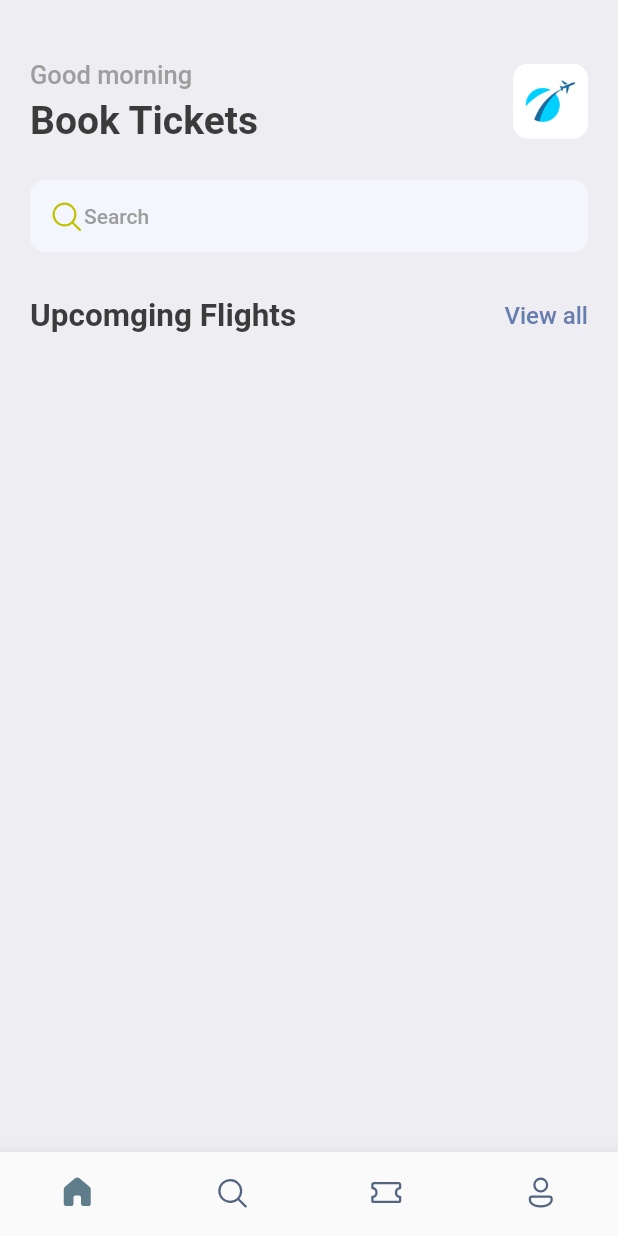
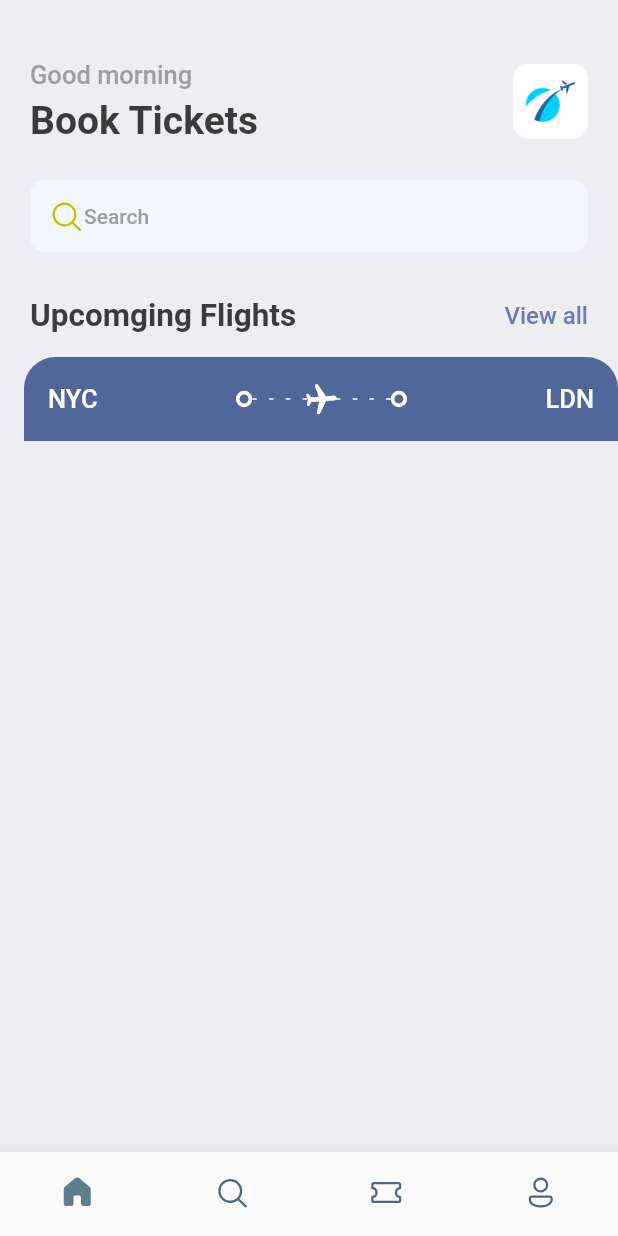
Before and after one commit to SJovis/Flutter-Learning, a Flutter app: the screen it shows after launch, on a phone screen of 412 x 824 dp. Run offline on Flutter 3.47's test engine with Material 2 defaults, Android fonts, the phone set to English and light mode, and no system bars; our stand-ins replace fluentui_icons, gap.

Commit message:
upper part of ticket

```diff
--- a/lib/screens/home_screen.dart
+++ b/lib/screens/home_screen.dart
@@ -2,6 +2,7 @@ import 'package:fluentui_icons/fluentui_icons.dart';
 import 'package:flutter/material.dart';
 import 'package:gap/gap.dart';
 import '../utils/app_styles.dart';
+import 'package:hello_world/screens/ticket_view.dart';
 
 class HomeScreen extends StatelessWidget {
   const HomeScreen({super.key});
@@ -83,6 +84,8 @@ class HomeScreen extends StatelessWidget {
               ],
             ),
           ),
+          const Gap(15),
+          const TicketView(),
         ],
       ),
     );
--- /dev/null
+++ b/lib/screens/ticket_view.dart
@@ -0,0 +1,98 @@
+import 'package:flutter/material.dart';
+import 'package:hello_world/widgets/thick_container.dart';
+import '../utils/app_layout.dart';
+import '../utils/app_styles.dart';
+
+class TicketView extends StatelessWidget {
+  const TicketView({super.key});
+
+  @override
+  Widget build(BuildContext context) {
+    final size = AppLayout.getSize(context);
+
+    return SizedBox(
+      width: size.width,
+      height: 280,
+      child: Container(
+        margin: const EdgeInsets.only(left: 16),
+        child: Column(
+          children: [
+            Container(
+              decoration: const BoxDecoration(
+                color: Color(0xFF526799),
+                borderRadius: BorderRadius.only(
+                  topLeft: Radius.circular(21),
+                  topRight: Radius.circular(21),
+                ),
+              ),
+              padding: const EdgeInsets.all(16),
+              child: Column(
+                children: [
+                  Row(
+                    children: [
+                      Text(
+                        'NYC',
+                        style:
+                            Styles.headlineStyle3.copyWith(color: Colors.white),
+                      ),
+                      const Spacer(),
+                      const ThickContainer(),
+                      //  MIDDLE SECTION
+                      Expanded(
+                        child: Stack(
+                          children: [
+                            // LINES - SIZE DEPENDS ON SCREEN WIDTH
+                            SizedBox(
+                              height: 24,
+                              child: LayoutBuilder(
+                                builder: (BuildContext context,
+                                    BoxConstraints constraints) {
+                                  return Flex(
+                                    direction: Axis.horizontal,
+                                    mainAxisAlignment:
+                                        MainAxisAlignment.spaceBetween,
+                                    mainAxisSize: MainAxisSize.max,
+                                    children: List.generate(
+                                        (constraints.constrainWidth() / 10)
+                                            .floor(),
+                                        (index) => const SizedBox(
+                                            width: 3,
+                                            height: 1,
+                                            child: DecoratedBox(
+                                              decoration: BoxDecoration(
+                                                  color: Colors.white),
+                                            ))),
+                                  );
+                                },
+                              ),
+                            ),
+                            Center(
+                              child: Transform.rotate(
+                                angle: 1.5,
+                                child: const Icon(
+                                  Icons.local_airport_rounded,
+                                  color: Colors.white,
+                                ),
+                              ),
+                            ),
+                          ],
+                        ),
+                      ),
+                      const ThickContainer(),
+                      const Spacer(),
+                      Text(
+                        'LDN',
+                        style:
+                            Styles.headlineStyle3.copyWith(color: Colors.white),
+                      ),
+                    ],
+                  )
+                ],
+              ),
+            )
+          ],
+        ),
+      ),
+    );
+  }
+}
--- /dev/null
+++ b/lib/utils/app_layout.dart
@@ -0,0 +1,7 @@
+import 'package:flutter/widgets.dart';
+
+class AppLayout {
+  static getSize(BuildContext context) {
+    return MediaQuery.of(context).size;
+  }
+}
--- /dev/null
+++ b/lib/widgets/thick_container.dart
@@ -0,0 +1,15 @@
+import 'package:flutter/material.dart';
+
+class ThickContainer extends StatelessWidget {
+  const ThickContainer({super.key});
+
+  @override
+  Widget build(BuildContext context) {
+    return Container(
+      padding: const EdgeInsets.all(3.0),
+      decoration: BoxDecoration(
+          borderRadius: BorderRadius.circular(20),
+          border: Border.all(width: 2.5, color: Colors.white)),
+    );
+  }
+}
```
